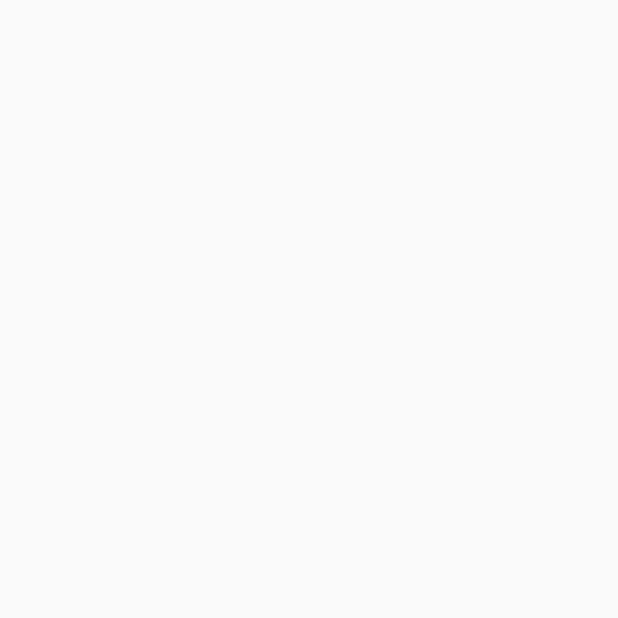
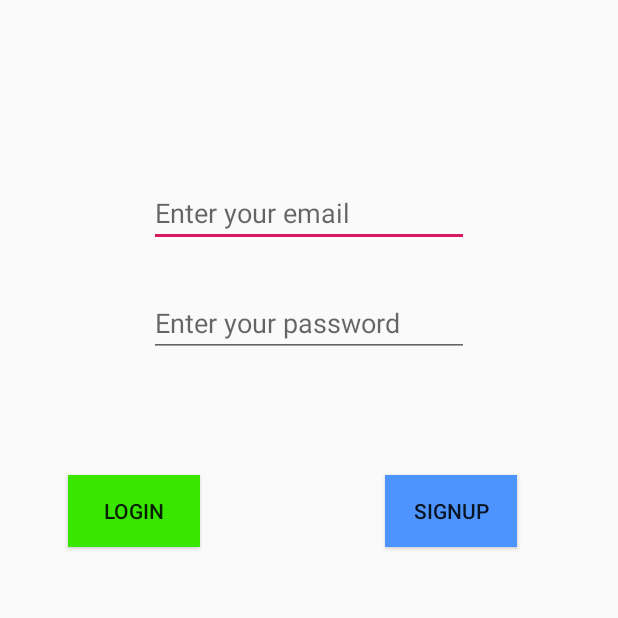
Before and after one commit to TomerPacific/Todo, an Android app: the LoginActivity screen opened directly, with no data from a screen before it, on a phone screen of 412 x 824 dp, the top half of it. Before the commit the part shown is empty. Run offline under Robolectric (Android 15) with nearby library versions, the phone set to English and light mode, and no system bars.

Commit message:
Todo adding UI to login layout

```diff
--- a/app/src/main/res/layout/activity_login.xml
+++ b/app/src/main/res/layout/activity_login.xml
@@ -1,6 +1,59 @@
 <?xml version="1.0" encoding="utf-8"?>
 <androidx.constraintlayout.widget.ConstraintLayout xmlns:android="http://schemas.android.com/apk/res/android"
+    xmlns:app="http://schemas.android.com/apk/res-auto"
+    xmlns:tools="http://schemas.android.com/tools"
     android:orientation="vertical" android:layout_width="match_parent"
     android:layout_height="match_parent">
 
+    <EditText
+        android:id="@+id/email_edit_text"
+        android:layout_width="wrap_content"
+        android:layout_height="wrap_content"
+        android:ems="10"
+        android:hint="Enter your email"
+        android:inputType="textEmailAddress"
+        app:layout_constraintBottom_toBottomOf="parent"
+        app:layout_constraintEnd_toEndOf="parent"
+        app:layout_constraintStart_toStartOf="parent"
+        app:layout_constraintTop_toTopOf="parent"
+        app:layout_constraintVertical_bias="0.153" />
+
+    <EditText
+        android:id="@+id/password_edit_text"
+        android:layout_width="wrap_content"
+        android:layout_height="wrap_content"
+        android:ems="10"
+        android:hint="Enter your password"
+        android:inputType="textPassword"
+        app:layout_constraintBottom_toBottomOf="parent"
+        app:layout_constraintEnd_toEndOf="parent"
+        app:layout_constraintStart_toStartOf="parent"
+        app:layout_constraintTop_toBottomOf="@+id/email_edit_text"
+        app:layout_constraintVertical_bias="0.046" />
+
+    <Button
+        android:id="@+id/Login"
+        android:layout_width="wrap_content"
+        android:layout_height="wrap_content"
+        android:text="Login"
+        android:background="#39e600"
+        app:layout_constraintBottom_toBottomOf="parent"
+        app:layout_constraintEnd_toEndOf="parent"
+        app:layout_constraintHorizontal_bias="0.139"
+        app:layout_constraintStart_toStartOf="parent"
+        app:layout_constraintTop_toBottomOf="@+id/password_edit_text"
+        app:layout_constraintVertical_bias="0.146" />
+
+    <Button
+        android:id="@+id/Signup"
+        android:layout_width="wrap_content"
+        android:layout_height="wrap_content"
+        android:text="Signup"
+        android:background="#4d94ff"
+        app:layout_constraintBottom_toBottomOf="parent"
+        app:layout_constraintEnd_toEndOf="parent"
+        app:layout_constraintHorizontal_bias="0.647"
+        app:layout_constraintStart_toEndOf="@+id/Login"
+        app:layout_constraintTop_toBottomOf="@+id/password_edit_text"
+        app:layout_constraintVertical_bias="0.146" />
 </androidx.constraintlayout.widget.ConstraintLayout>
```
